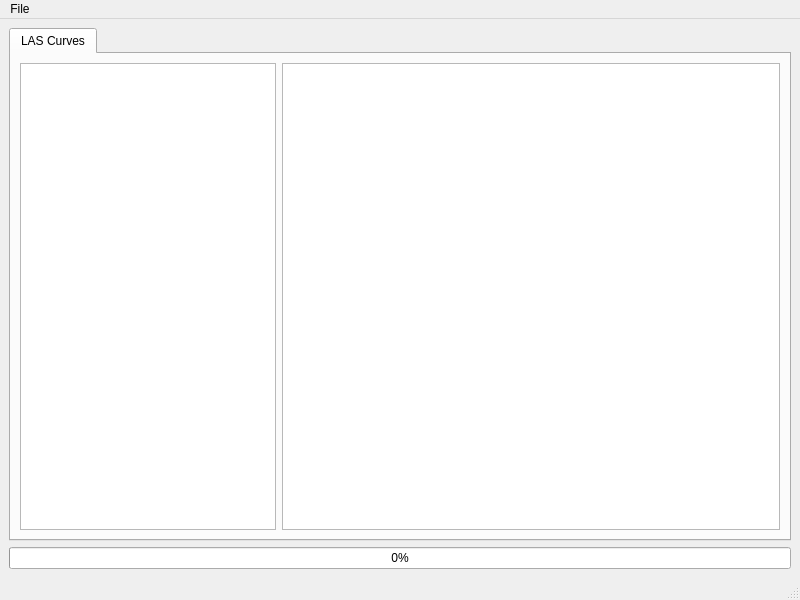
Qt form las2xlsconverter.ui (phetaduck/LAS2XLSConverter) before a commit.
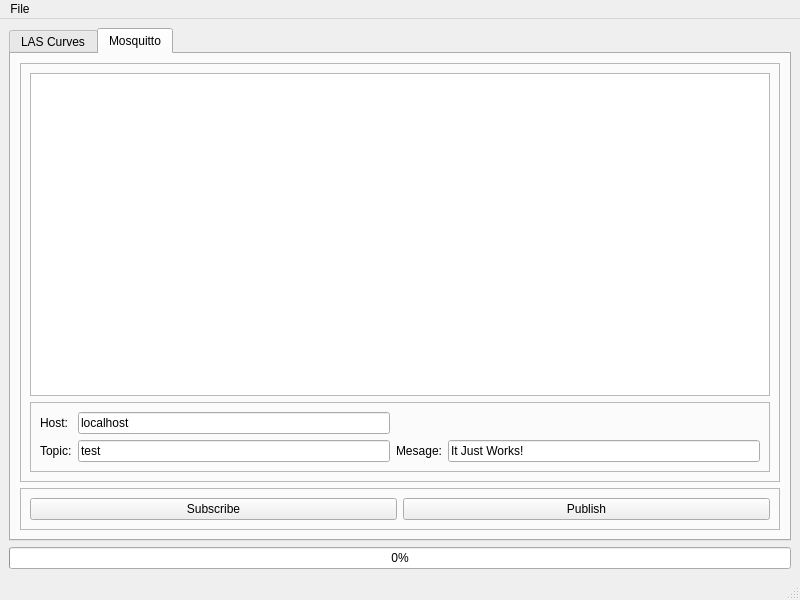
The same form after that commit.

Commit message: mqtt implementation

What changed in the file:
```diff
--- a/las2xlsconverter.ui
+++ b/las2xlsconverter.ui
@@ -21,7 +21,7 @@
     <item>
      <widget class="QTabWidget" name="tabWidget">
       <property name="currentIndex">
-       <number>0</number>
+       <number>1</number>
       </property>
       <widget class="QWidget" name="ParsedFile">
        <attribute name="title">
@@ -43,6 +43,108 @@
         </item>
        </layout>
       </widget>
+      <widget class="QWidget" name="tab">
+       <attribute name="title">
+        <string>Mosquitto</string>
+       </attribute>
+       <layout class="QVBoxLayout" name="verticalLayout_3">
+        <item>
+         <widget class="QFrame" name="frame">
+          <property name="frameShape">
+           <enum>QFrame::StyledPanel</enum>
+          </property>
+          <property name="frameShadow">
+           <enum>QFrame::Raised</enum>
+          </property>
+          <layout class="QVBoxLayout" name="verticalLayout_2">
+           <item>
+            <widget class="QTextEdit" name="textEdit"/>
+           </item>
+           <item>
+            <widget class="QFrame" name="frame_3">
+             <property name="frameShape">
+              <enum>QFrame::StyledPanel</enum>
+             </property>
+             <property name="frameShadow">
+              <enum>QFrame::Raised</enum>
+             </property>
+             <layout class="QGridLayout" name="gridLayout">
+              <item row="1" column="1">
+               <widget class="QLineEdit" name="leTopic">
+                <property name="text">
+                 <string>test</string>
+                </property>
+               </widget>
+              </item>
+              <item row="1" column="0">
+               <widget class="QLabel" name="label">
+                <property name="text">
+                 <string>Topic:</string>
+                </property>
+               </widget>
+              </item>
+              <item row="1" column="2">
+               <widget class="QLabel" name="label_2">
+                <property name="text">
+                 <string>Mesage:</string>
+                </property>
+               </widget>
+              </item>
+              <item row="1" column="3">
+               <widget class="QLineEdit" name="leMessage">
+                <property name="text">
+                 <string>It Just Works!</string>
+                </property>
+               </widget>
+              </item>
+              <item row="0" column="0">
+               <widget class="QLabel" name="label_3">
+                <property name="text">
+                 <string>Host:</string>
+                </property>
+               </widget>
+              </item>
+              <item row="0" column="1">
+               <widget class="QLineEdit" name="leHostName">
+                <property name="text">
+                 <string>localhost</string>
+                </property>
+               </widget>
+              </item>
+             </layout>
+            </widget>
+           </item>
+          </layout>
+         </widget>
+        </item>
+        <item>
+         <widget class="QFrame" name="frame_2">
+          <property name="frameShape">
+           <enum>QFrame::StyledPanel</enum>
+          </property>
+          <property name="frameShadow">
+           <enum>QFrame::Raised</enum>
+          </property>
+          <layout class="QHBoxLayout" name="horizontalLayout">
+           <item>
+            <widget class="QPushButton" name="pbMQTTInit">
+             <property name="text">
+              <string>Subscribe</string>
+             </property>
+            </widget>
+           </item>
+           <item>
+            <widget class="QPushButton" name="pbPublish">
+             <property name="text">
+              <string>Publish</string>
+             </property>
+            </widget>
+           </item>
+          </layout>
+         </widget>
+        </item>
+       </layout>
+      </widget>
      </widget>
     </item>
     <item>
```
Left out of the diff: 2 changed lines with no effect on the pictures. The commit also changes 7 other files.
